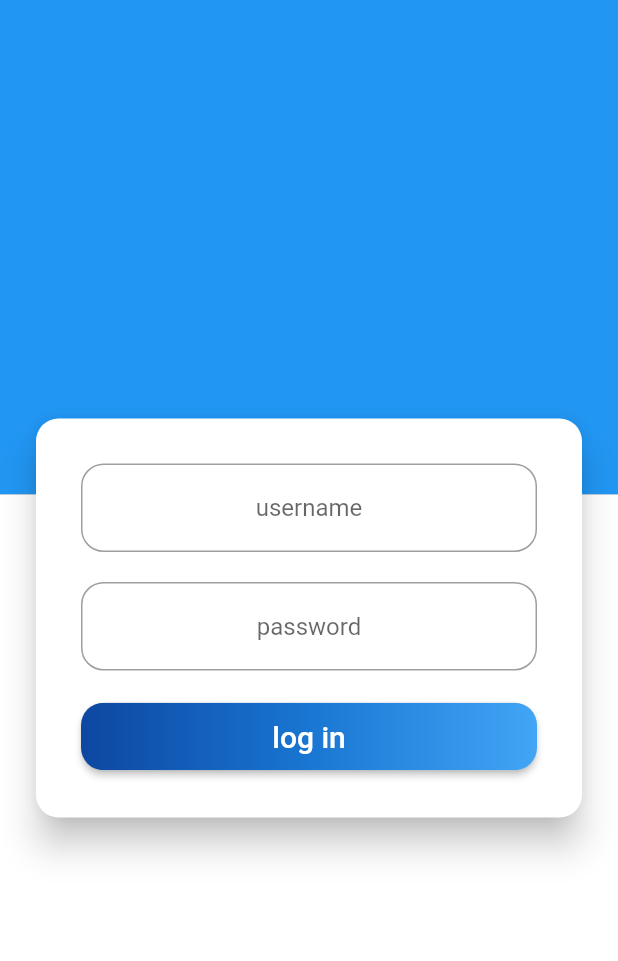
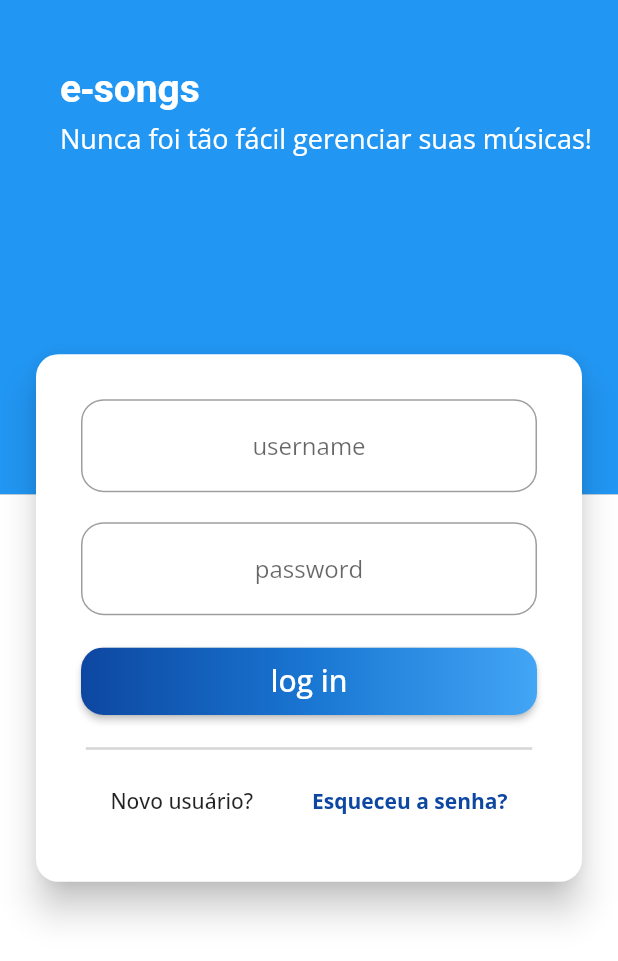
Before and after one commit to gjstos/esongs, a Flutter app: the screen it shows after launch, on a phone screen of 412 x 824 dp. Shown: the top 961 px of the screen. Run offline on Flutter 3.47's test engine with Material 2 defaults, Android fonts, the light colour scheme and no system bars; our stand-ins replace flare_flutter, flutter_modular, google_fonts, mobx; generated files the repository leaves out were written again.

Commit message:
Finalização da tela de login

```diff
--- /dev/null
+++ b/lib/app/modules/login/ui/components/custom_divider.dart
@@ -0,0 +1,20 @@
+import 'package:flutter/material.dart';
+
+class CustomDivider extends StatelessWidget {
+  final double widthSize;
+
+  const CustomDivider({Key key, @required this.widthSize})
+      : assert(widthSize != null),
+        super(key: key);
+
+  @override
+  Widget build(BuildContext context) {
+    return Container(
+      decoration: BoxDecoration(
+        color: Colors.grey.withOpacity(0.4),
+      ),
+      height: 1.8,
+      width: widthSize * 0.8,
+    );
+  }
+}
--- a/lib/app/modules/login/ui/components/login_card.dart
+++ b/lib/app/modules/login/ui/components/login_card.dart
@@ -1,9 +1,28 @@
 import 'package:flutter/material.dart';
 import 'package:flutter_modular/flutter_modular.dart';
 
+import 'custom_divider.dart';
 import 'gradient_button.dart';
 
-class LoginCard extends StatelessWidget {
+class LoginCard extends StatefulWidget {
+  @override
+  _LoginCardState createState() => _LoginCardState();
+}
+
+class _LoginCardState extends State<LoginCard> {
+  final _key = GlobalKey();
+  double _widthSize = 0.0;
+
+  @override
+  void initState() {
+    WidgetsBinding.instance.addPostFrameCallback((_) {
+      setState(() {
+        _widthSize = _key.currentContext.size.width;
+      });
+    });
+    super.initState();
+  }
+
   @override
   Widget build(BuildContext context) {
     return ConstrainedBox(
@@ -12,6 +31,7 @@ class LoginCard extends StatelessWidget {
         minWidth: 270.0,
       ),
       child: Card(
+        key: _key,
         shape: RoundedRectangleBorder(borderRadius: BorderRadius.circular(15)),
         child: Padding(
           padding: const EdgeInsets.all(30.0),
@@ -49,6 +69,42 @@ class LoginCard extends StatelessWidget {
                   Modular.to.pushReplacementNamed('/home');
                 },
               ),
+              const SizedBox(height: 20),
+              CustomDivider(widthSize: _widthSize),
+              const SizedBox(height: 10),
+              Row(
+                mainAxisSize: MainAxisSize.max,
+                mainAxisAlignment: MainAxisAlignment.spaceEvenly,
+                children: [
+                  FlatButton(
+                    child: Text(
+                      "Novo usuário?",
+                    ),
+                    shape: RoundedRectangleBorder(
+                      borderRadius: BorderRadius.circular(15),
+                    ),
+                    hoverColor: Colors.transparent,
+                    highlightColor: Colors.transparent,
+                    onPressed: () {},
+                  ),
+                  SizedBox(),
+                  FlatButton(
+                    child: Text(
+                      "Esqueceu a senha?",
+                      style: TextStyle(
+                        fontWeight: FontWeight.bold,
+                        color: Colors.blue[900],
+                      ),
+                    ),
+                    shape: RoundedRectangleBorder(
+                      borderRadius: BorderRadius.circular(15),
+                    ),
+                    hoverColor: Colors.transparent,
+                    highlightColor: Colors.transparent,
+                    onPressed: () {},
+                  )
+                ],
+              )
             ],
           ),
         ),
--- a/lib/app/modules/login/ui/pages/login_page.dart
+++ b/lib/app/modules/login/ui/pages/login_page.dart
@@ -1,7 +1,7 @@
-import 'package:esongs/app/modules/login/ui/components/background.dart';
 import 'package:flutter/material.dart';
 import 'package:flutter_modular/flutter_modular.dart';
 
+import '../components/background.dart';
 import '../components/login_card.dart';
 import '../controllers/login_controller.dart';
 
@@ -22,20 +22,47 @@ class _LoginPageState extends ModularState<LoginPage, LoginController> {
       child: Scaffold(
         backgroundColor: Colors.grey[600],
         body: Stack(
+          alignment: AlignmentDirectional.topCenter,
           children: [
             Background(
               bottom: Colors.white,
               top: Colors.blue,
             ),
+            Positioned(
+              top: 40,
+              left: 40,
+              child: RichText(
+                text: TextSpan(children: [
+                  TextSpan(
+                    text: "e-songs\n",
+                    style: TextStyle(
+                      color: Colors.white,
+                      fontSize: 26,
+                      fontWeight: FontWeight.bold,
+                    ),
+                    children: [
+                      WidgetSpan(
+                        child: Padding(
+                          padding: EdgeInsets.only(top: 5),
+                          child: Text(
+                            "Nunca foi tão fácil gerenciar suas músicas!",
+                            style: TextStyle(
+                              color: Colors.white,
+                              fontSize: 18,
+                              fontWeight: FontWeight.normal,
+                            ),
+                          ),
+                        ),
+                      )
+                    ],
+                  ),
+                ]),
+              ),
+            ),
             Center(
-              child: Column(
-                mainAxisAlignment: MainAxisAlignment.center,
-                children: <Widget>[
-                  Padding(
-                    padding: const EdgeInsets.all(20.0),
-                    child: LoginCard(),
-                  ),
-                ],
+              child: Padding(
+                padding: const EdgeInsets.all(20.0),
+                child: LoginCard(),
               ),
             ),
           ],
--- a/lib/app/pages/app_widget.dart
+++ b/lib/app/pages/app_widget.dart
@@ -1,5 +1,6 @@
 import 'package:flutter/material.dart';
 import 'package:flutter_modular/flutter_modular.dart';
+import 'package:google_fonts/google_fonts.dart';
 
 class AppWidget extends StatelessWidget {
   @override
@@ -9,6 +10,7 @@ class AppWidget extends StatelessWidget {
       title: 'e-songs',
       theme: ThemeData(
         primarySwatch: Colors.blue,
+        textTheme: GoogleFonts.openSansTextTheme(),
       ),
       initialRoute: '/',
       onGenerateRoute: Modular.generateRoute,
```
